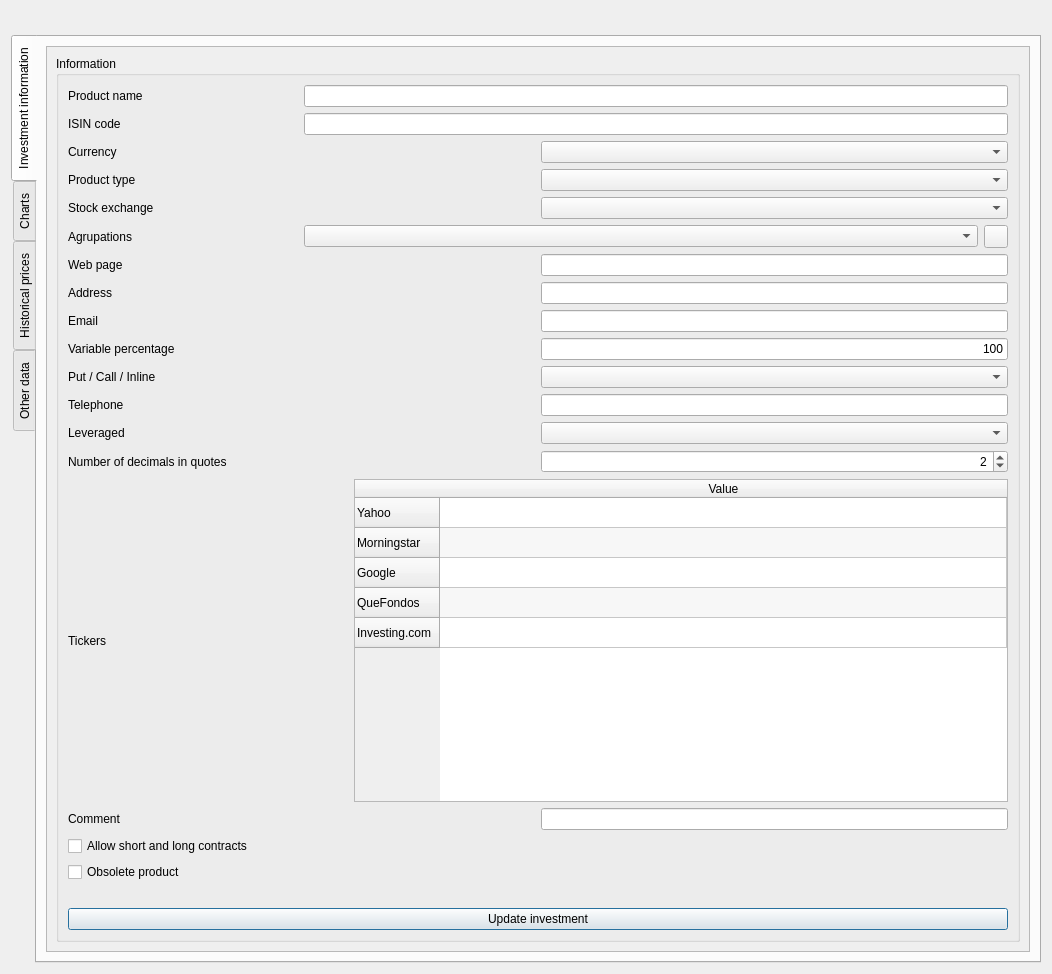
This is xulpymoney/ui/frmProductReport.ui in turulomio/xulpymoney as Qt 5 draws it before an edit. The edited form follows.
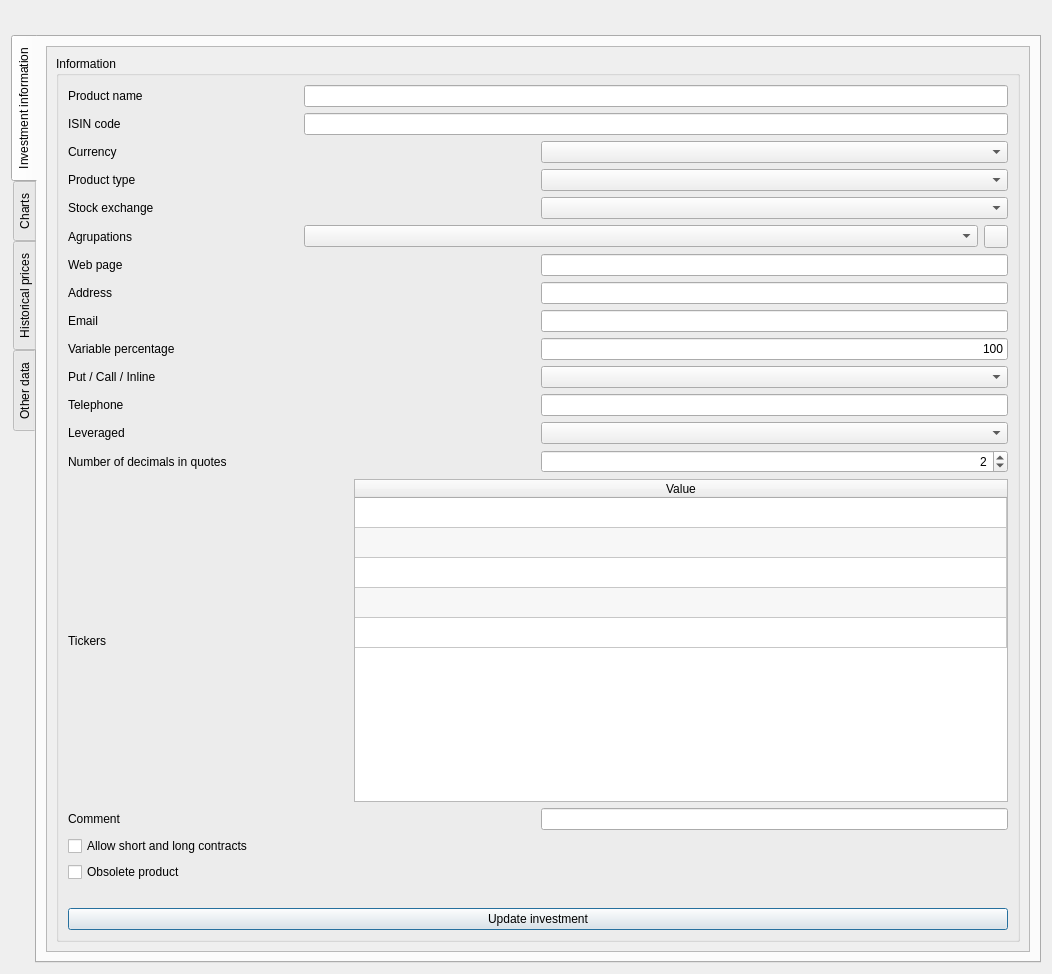
This is the edited form. The open tabs and pages were chosen to show the change. Icons and pictures are not drawn. Custom widgets are drawn as their Qt base class.

Commit message: Corrected bad label

```diff
--- a/xulpymoney/ui/frmProductReport.ui
+++ b/xulpymoney/ui/frmProductReport.ui
@@ -79,8 +79,8 @@
                <rect>
                 <x>0</x>
                 <y>0</y>
-                <width>973</width>
-                <height>895</height>
+                <width>963</width>
+                <height>942</height>
                </rect>
               </property>
               <layout class="QHBoxLayout" name="horizontalLayout_31">
@@ -493,7 +493,7 @@
                          <bool>true</bool>
                         </attribute>
                         <attribute name="verticalHeaderVisible">
-                         <bool>true</bool>
+                         <bool>false</bool>
                         </attribute>
                         <row>
                          <property name="text">
```
Left out of the diff: 7 changed lines with no effect on the pictures. The commit also changes 7 other files.
